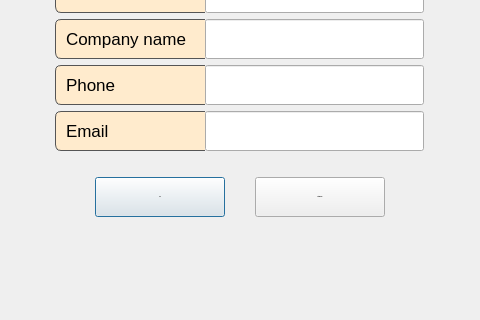
Old version of the form client/profiledialog.ui in the repository ZaluskiDominik/advertiser; both pictures show x 174 to 654 and y 268 to 588 of the 827 by 588 pixel window.
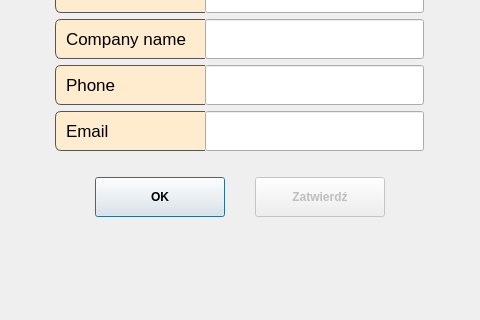
New version of the form.

What changed in the file:
```diff
--- a/client/profiledialog.ui
+++ b/client/profiledialog.ui
@@ -737,7 +737,6 @@
          </property>
          <property name="font">
           <font>
-           <pointsize>-1</pointsize>
            <weight>75</weight>
            <bold>true</bold>
           </font>
@@ -752,6 +751,9 @@
        </item>
        <item>
         <widget class="QPushButton" name="applyBtn">
+         <property name="enabled">
+          <bool>false</bool>
+         </property>
          <property name="sizePolicy">
           <sizepolicy hsizetype="Fixed" vsizetype="Fixed">
            <horstretch>0</horstretch>
@@ -766,7 +768,6 @@
          </property>
          <property name="font">
           <font>
-           <pointsize>-1</pointsize>
            <weight>75</weight>
            <bold>true</bold>
           </font>
```
Left out of the diff: 28 changed lines with no effect on the pictures.
